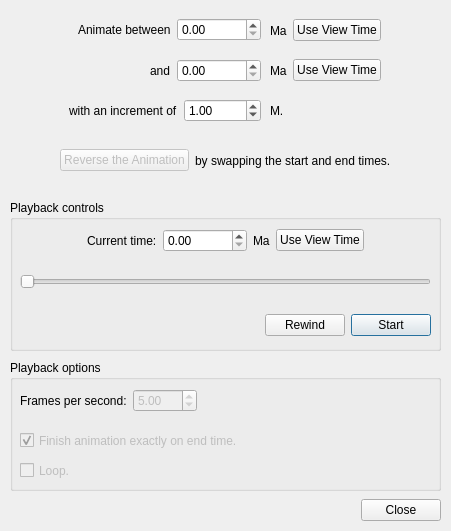
This is src/qt-widgets/AnimateDialogUi.ui in GPlates/GPlates as Qt 5 draws it before an edit. The edited form follows.
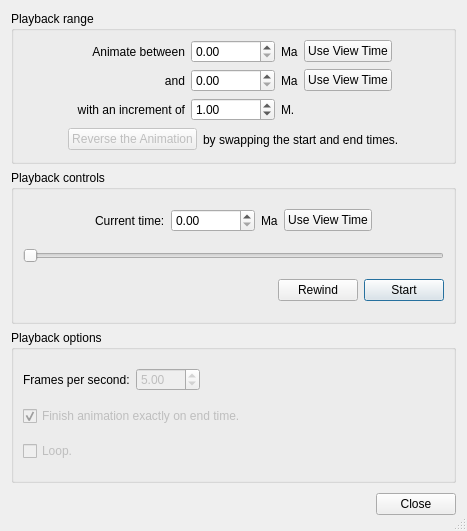
This is the edited form.

Diff of the .ui file:
```diff
--- a/src/qt-widgets/AnimateDialogUi.ui
+++ b/src/qt-widgets/AnimateDialogUi.ui
@@ -5,167 +5,104 @@
    <rect>
     <x>0</x>
     <y>0</y>
-    <width>451</width>
+    <width>467</width>
     <height>531</height>
    </rect>
   </property>
   <property name="windowTitle" >
    <string>Animate</string>
   </property>
-  <widget class="QWidget" name="horizontalLayout_9" >
-   <property name="geometry" >
-    <rect>
-     <x>10</x>
-     <y>10</y>
-     <width>251</width>
-     <height>40</height>
-    </rect>
-   </property>
-   <layout class="QHBoxLayout" >
-    <property name="spacing" >
-     <number>6</number>
-    </property>
-    <property name="leftMargin" >
-     <number>0</number>
-    </property>
-    <property name="topMargin" >
-     <number>0</number>
-    </property>
-    <property name="rightMargin" >
-     <number>0</number>
-    </property>
-    <property name="bottomMargin" >
-     <number>0</number>
-    </property>
+  <property name="sizeGripEnabled" >
+   <bool>true</bool>
+  </property>
+  <layout class="QVBoxLayout" >
     <item>
-     <spacer>
-      <property name="orientation" >
-       <enum>Qt::Horizontal</enum>
-      </property>
-      <property name="sizeHint" >
-       <size>
-        <width>48</width>
-        <height>38</height>
-       </size>
-      </property>
-     </spacer>
-    </item>
+    <widget class="QGroupBox" name="groupBox" >
+     <property name="title" >
+      <string>Playback range</string>
+     </property>
+     <layout class="QVBoxLayout" >
     <item>
+       <layout class="QGridLayout" >
+        <item row="0" column="1" >
      <widget class="QLabel" name="label_1" >
       <property name="text" >
        <string>Animate between</string>
       </property>
-     </widget>
-    </item>
-    <item>
+          <property name="alignment" >
+           <set>Qt::AlignRight|Qt::AlignTrailing|Qt::AlignVCenter</set>
+          </property>
+         </widget>
+        </item>
+        <item row="0" column="2" >
      <widget class="QDoubleSpinBox" name="widget_start_time" >
       <property name="maximum" >
        <double>1000000.000000000000000</double>
       </property>
      </widget>
     </item>
-   </layout>
-  </widget>
-  <widget class="QWidget" name="horizontalLayout_10" >
-   <property name="geometry" >
-    <rect>
-     <x>10</x>
-     <y>50</y>
-     <width>251</width>
-     <height>41</height>
-    </rect>
-   </property>
-   <layout class="QHBoxLayout" >
-    <property name="spacing" >
-     <number>6</number>
-    </property>
-    <property name="leftMargin" >
-     <number>0</number>
-    </property>
-    <property name="topMargin" >
-     <number>0</number>
-    </property>
-    <property name="rightMargin" >
-     <number>0</number>
-    </property>
-    <property name="bottomMargin" >
-     <number>0</number>
-    </property>
-    <item>
-     <spacer>
-      <property name="orientation" >
-       <enum>Qt::Horizontal</enum>
-      </property>
-      <property name="sizeHint" >
-       <size>
-        <width>50</width>
-        <height>39</height>
-       </size>
-      </property>
-     </spacer>
-    </item>
-    <item>
+        <item row="0" column="3" >
+         <widget class="QLabel" name="label_start_time_units" >
+          <property name="text" >
+           <string>Ma</string>
+          </property>
+         </widget>
+        </item>
+        <item row="0" column="4" >
+         <widget class="QPushButton" name="button_Use_View_Time_start_time" >
+          <property name="text" >
+           <string>Use View Time</string>
+          </property>
+          <property name="autoDefault" >
+           <bool>false</bool>
+          </property>
+         </widget>
+        </item>
+        <item row="1" column="1" >
      <widget class="QLabel" name="label_2" >
       <property name="text" >
        <string>and</string>
       </property>
-     </widget>
-    </item>
-    <item>
+          <property name="alignment" >
+           <set>Qt::AlignRight|Qt::AlignTrailing|Qt::AlignVCenter</set>
+          </property>
+         </widget>
+        </item>
+        <item row="1" column="2" >
      <widget class="QDoubleSpinBox" name="widget_end_time" >
       <property name="maximum" >
        <double>1000000.000000000000000</double>
       </property>
      </widget>
     </item>
-   </layout>
-  </widget>
-  <widget class="QWidget" name="horizontalLayout" >
-   <property name="geometry" >
-    <rect>
-     <x>10</x>
-     <y>90</y>
-     <width>251</width>
-     <height>41</height>
-    </rect>
-   </property>
-   <layout class="QHBoxLayout" >
-    <property name="spacing" >
-     <number>6</number>
-    </property>
-    <property name="leftMargin" >
-     <number>0</number>
-    </property>
-    <property name="topMargin" >
-     <number>0</number>
-    </property>
-    <property name="rightMargin" >
-     <number>0</number>
-    </property>
-    <property name="bottomMargin" >
-     <number>0</number>
-    </property>
-    <item>
-     <spacer>
-      <property name="orientation" >
-       <enum>Qt::Horizontal</enum>
-      </property>
-      <property name="sizeHint" >
-       <size>
-        <width>40</width>
-        <height>20</height>
-       </size>
-      </property>
-     </spacer>
-    </item>
-    <item>
+        <item row="1" column="3" >
+         <widget class="QLabel" name="label_end_time_units" >
+          <property name="text" >
+           <string>Ma</string>
+          </property>
+         </widget>
+        </item>
+        <item row="1" column="4" >
+         <widget class="QPushButton" name="button_Use_View_Time_end_time" >
+          <property name="text" >
+           <string>Use View Time</string>
+          </property>
+          <property name="autoDefault" >
+           <bool>false</bool>
+          </property>
+         </widget>
+        </item>
+        <item row="2" column="1" >
      <widget class="QLabel" name="label_5" >
       <property name="text" >
        <string>with an increment of</string>
       </property>
-     </widget>
-    </item>
-    <item>
+          <property name="alignment" >
+           <set>Qt::AlignRight|Qt::AlignTrailing|Qt::AlignVCenter</set>
+          </property>
+         </widget>
+        </item>
+        <item row="2" column="2" >
      <widget class="QDoubleSpinBox" name="widget_time_increment" >
       <property name="minimum" >
        <double>0.010000000000000</double>
@@ -181,155 +118,27 @@
       </property>
      </widget>
     </item>
-   </layout>
-  </widget>
-  <widget class="QWidget" name="horizontalLayout_5" >
-   <property name="geometry" >
-    <rect>
-     <x>270</x>
-     <y>10</y>
-     <width>171</width>
-     <height>41</height>
-    </rect>
-   </property>
-   <layout class="QHBoxLayout" >
-    <property name="spacing" >
-     <number>6</number>
-    </property>
-    <property name="leftMargin" >
-     <number>0</number>
-    </property>
-    <property name="topMargin" >
-     <number>0</number>
-    </property>
-    <property name="rightMargin" >
-     <number>0</number>
-    </property>
-    <property name="bottomMargin" >
-     <number>0</number>
-    </property>
-    <item>
-     <widget class="QLabel" name="label_start_time_units" >
-      <property name="text" >
-       <string>Ma</string>
-      </property>
-     </widget>
-    </item>
-    <item>
-     <widget class="QPushButton" name="button_Use_View_Time_start_time" >
-      <property name="text" >
-       <string>Use View Time</string>
-      </property>
-      <property name="autoDefault" >
-       <bool>false</bool>
-      </property>
-     </widget>
-    </item>
-    <item>
-     <spacer>
-      <property name="orientation" >
-       <enum>Qt::Horizontal</enum>
-      </property>
-      <property name="sizeHint" >
-       <size>
-        <width>40</width>
-        <height>20</height>
-       </size>
-      </property>
-     </spacer>
-    </item>
-   </layout>
-  </widget>
-  <widget class="QWidget" name="horizontalLayout_6" >
-   <property name="geometry" >
-    <rect>
-     <x>270</x>
-     <y>50</y>
-     <width>171</width>
-     <height>41</height>
-    </rect>
-   </property>
-   <layout class="QHBoxLayout" >
-    <property name="spacing" >
-     <number>6</number>
-    </property>
-    <property name="leftMargin" >
-     <number>0</number>
-    </property>
-    <property name="topMargin" >
-     <number>0</number>
-    </property>
-    <property name="rightMargin" >
-     <number>0</number>
-    </property>
-    <property name="bottomMargin" >
-     <number>0</number>
-    </property>
-    <item>
-     <widget class="QLabel" name="label_end_time_units" >
-      <property name="text" >
-       <string>Ma</string>
-      </property>
-     </widget>
-    </item>
-    <item>
-     <widget class="QPushButton" name="button_Use_View_Time_end_time" >
-      <property name="text" >
-       <string>Use View Time</string>
-      </property>
-      <property name="autoDefault" >
-       <bool>false</bool>
-      </property>
-     </widget>
-    </item>
-    <item>
-     <spacer>
-      <property name="orientation" >
-       <enum>Qt::Horizontal</enum>
-      </property>
-      <property name="sizeHint" >
-       <size>
-        <width>40</width>
-        <height>20</height>
-       </size>
-      </property>
-     </spacer>
-    </item>
-   </layout>
-  </widget>
-  <widget class="QWidget" name="horizontalLayout_7" >
-   <property name="geometry" >
-    <rect>
-     <x>270</x>
-     <y>90</y>
-     <width>171</width>
-     <height>41</height>
-    </rect>
-   </property>
-   <layout class="QHBoxLayout" >
-    <property name="spacing" >
-     <number>6</number>
-    </property>
-    <property name="leftMargin" >
-     <number>0</number>
-    </property>
-    <property name="topMargin" >
-     <number>0</number>
-    </property>
-    <property name="rightMargin" >
-     <number>0</number>
-    </property>
-    <property name="bottomMargin" >
-     <number>0</number>
-    </property>
-    <item>
+        <item row="2" column="3" >
      <widget class="QLabel" name="label_time_increment_units" >
       <property name="text" >
        <string>M.</string>
       </property>
      </widget>
     </item>
-    <item>
+        <item row="0" column="0" >
+         <spacer>
+          <property name="orientation" >
+           <enum>Qt::Horizontal</enum>
+          </property>
+          <property name="sizeHint" >
+           <size>
+            <width>40</width>
+            <height>20</height>
+           </size>
+          </property>
+         </spacer>
+        </item>
+        <item row="0" column="5" >
      <spacer>
       <property name="orientation" >
        <enum>Qt::Horizontal</enum>
@@ -343,16 +152,8 @@
      </spacer>
     </item>
    </layout>
-  </widget>
-  <widget class="QWidget" name="horizontalLayout_8" >
-   <property name="geometry" >
-    <rect>
-     <x>10</x>
-     <y>140</y>
-     <width>431</width>
-     <height>41</height>
-    </rect>
-   </property>
+      </item>
+      <item>
    <layout class="QHBoxLayout" >
     <property name="spacing" >
      <number>6</number>
@@ -413,28 +214,17 @@
      </spacer>
     </item>
    </layout>
-  </widget>
+      </item>
+     </layout>
+    </widget>
+   </item>
+   <item>
   <widget class="QGroupBox" name="groupbox_Playback_controls" >
-   <property name="geometry" >
-    <rect>
-     <x>10</x>
-     <y>200</y>
-     <width>431</width>
-     <height>151</height>
-    </rect>
-   </property>
    <property name="title" >
     <string>Playback controls</string>
    </property>
-   <widget class="QWidget" name="horizontalLayout_3" >
-    <property name="geometry" >
-     <rect>
-      <x>10</x>
-      <y>20</y>
-      <width>411</width>
-      <height>41</height>
-     </rect>
-    </property>
+     <layout class="QVBoxLayout" >
+      <item>
     <layout class="QHBoxLayout" >
      <property name="spacing" >
       <number>6</number>
@@ -509,16 +299,18 @@
       </spacer>
      </item>
     </layout>
-   </widget>
-   <widget class="QWidget" name="horizontalLayout_2" >
-    <property name="geometry" >
-     <rect>
-      <x>10</x>
-      <y>100</y>
-      <width>411</width>
-      <height>51</height>
-     </rect>
-    </property>
+      </item>
+      <item>
+       <widget class="QSlider" name="slider_current_time" >
+        <property name="enabled" >
+         <bool>false</bool>
+        </property>
+        <property name="orientation" >
+         <enum>Qt::Horizontal</enum>
+        </property>
+       </widget>
+      </item>
+      <item>
     <layout class="QHBoxLayout" >
      <property name="spacing" >
       <number>6</number>
@@ -575,45 +367,17 @@
       </widget>
      </item>
     </layout>
-   </widget>
-   <widget class="QSlider" name="slider_current_time" >
-    <property name="enabled" >
-     <bool>false</bool>
-    </property>
-    <property name="geometry" >
-     <rect>
-      <x>10</x>
-      <y>70</y>
-      <width>411</width>
-      <height>24</height>
-     </rect>
-    </property>
-    <property name="orientation" >
-     <enum>Qt::Horizontal</enum>
-    </property>
-   </widget>
-  </widget>
+      </item>
+     </layout>
+    </widget>
+   </item>
+   <item>
   <widget class="QGroupBox" name="groupbox_Playback_Options" >
-   <property name="geometry" >
-    <rect>
-     <x>10</x>
-     <y>360</y>
-     <width>431</width>
-     <height>131</height>
-    </rect>
-   </property>
    <property name="title" >
     <string>Playback options</string>
    </property>
-   <widget class="QWidget" name="horizontalLayout_4" >
-    <property name="geometry" >
-     <rect>
-      <x>10</x>
-      <y>20</y>
-      <width>411</width>
-      <height>41</height>
-     </rect>
-    </property>
+     <layout class="QVBoxLayout" >
+      <item>
     <layout class="QHBoxLayout" >
      <property name="spacing" >
       <number>6</number>
@@ -667,19 +431,12 @@
       </spacer>
      </item>
     </layout>
-   </widget>
+      </item>
+      <item>
    <widget class="QCheckBox" name="checkbox_Finish_animation_on_end_time" >
     <property name="enabled" >
      <bool>false</bool>
     </property>
-    <property name="geometry" >
-     <rect>
-      <x>10</x>
-      <y>70</y>
-      <width>371</width>
-      <height>21</height>
-     </rect>
-    </property>
     <property name="text" >
      <string>Finish animation exactly on end time.</string>
     </property>
@@ -687,32 +444,21 @@
      <bool>true</bool>
     </property>
    </widget>
+      </item>
+      <item>
    <widget class="QCheckBox" name="checkbox_Loop" >
     <property name="enabled" >
      <bool>false</bool>
     </property>
-    <property name="geometry" >
-     <rect>
-      <x>10</x>
-      <y>100</y>
-      <width>371</width>
-      <height>21</height>
-     </rect>
-    </property>
     <property name="text" >
      <string>Loop.</string>
     </property>
    </widget>
-  </widget>
-  <widget class="QWidget" name="horizontalLayout_11" >
-   <property name="geometry" >
-    <rect>
-     <x>10</x>
-     <y>490</y>
-     <width>431</width>
-     <height>40</height>
-    </rect>
-   </property>
+      </item>
+     </layout>
+    </widget>
+   </item>
+   <item>
    <layout class="QHBoxLayout" >
     <property name="spacing" >
      <number>6</number>
@@ -753,7 +499,8 @@
      </widget>
     </item>
    </layout>
-  </widget>
+   </item>
+  </layout>
  </widget>
  <tabstops>
   <tabstop>widget_start_time</tabstop>
```
Left out of the diff: 15 changed lines with no effect on the pictures. Lines whose indentation alone changed are shown as unchanged.
